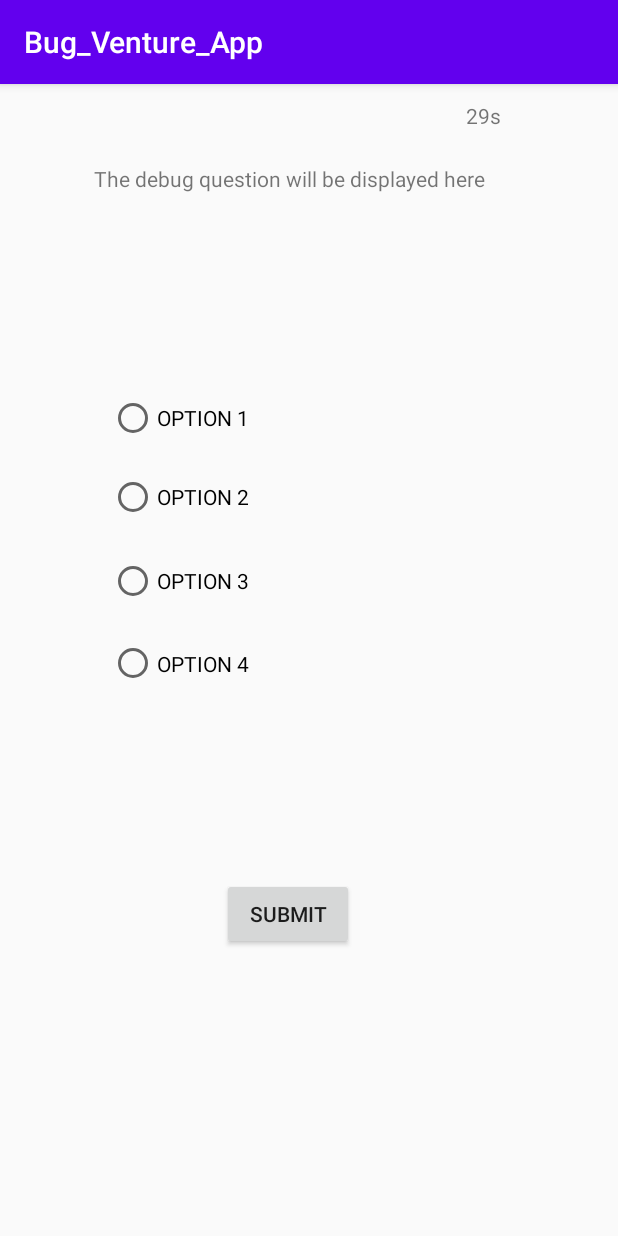
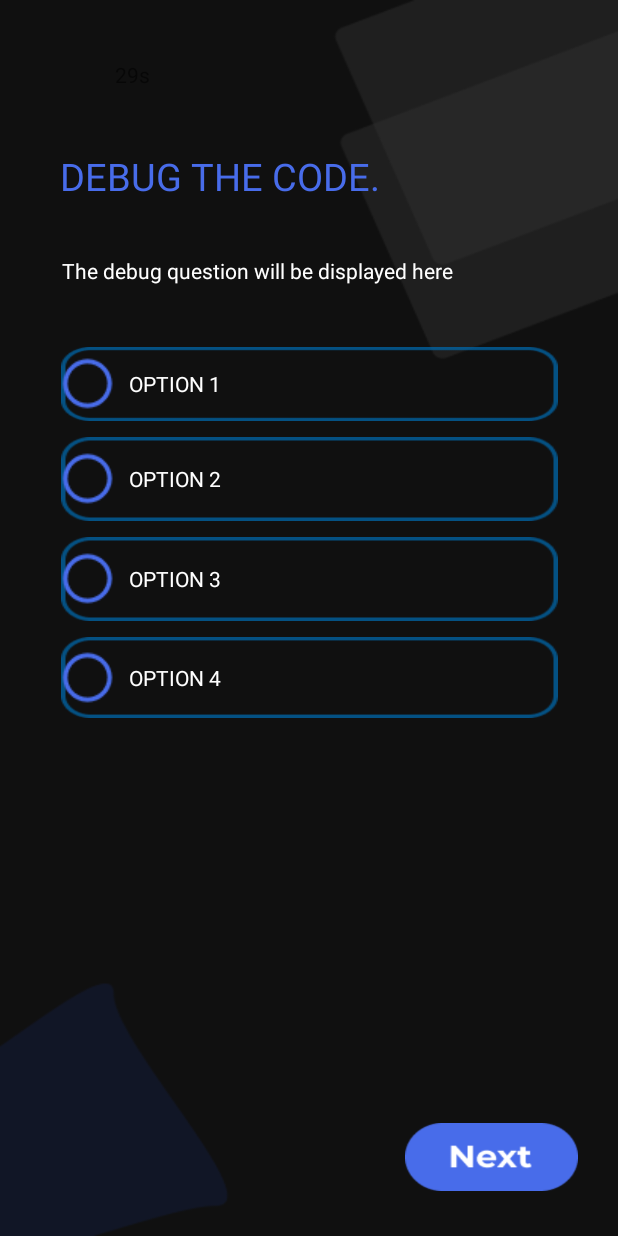
Before and after one commit to MFC-VIT/Bug-Venture-Quiz-App, an Android app: the screen it shows after launch once a user with an empty profile is signed in (Debug_question), after a tap on an icon or button, on a phone screen of 412 x 824 dp. Run offline under Robolectric (Android 15) with nearby library versions, the phone set to English and light mode, and no system bars; our stand-ins replace Firebase (no records; nobody signed in at launch, a user with empty details on screens opened directly).

Commit message:
changes in debug java

```diff
--- a/Bug_Venture_App/app/src/main/AndroidManifest.xml
+++ b/Bug_Venture_App/app/src/main/AndroidManifest.xml
@@ -9,7 +9,8 @@
         android:roundIcon="@mipmap/ic_launcher_round"
         android:supportsRtl="true"
         android:theme="@style/AppTheme">
-        <activity android:name=".Time_up"></activity>
+        <activity android:name=".Wrong_debug_ans"></activity>
+        <activity android:name=".Time_up" />
         <activity android:name=".Debug_question" />
         <activity android:name=".Situation_Ques" />
         <activity android:name=".Main4Activity" />
--- a/Bug_Venture_App/app/src/main/java/com/example/bug_venture_app/Debug_question.java
+++ b/Bug_Venture_App/app/src/main/java/com/example/bug_venture_app/Debug_question.java
@@ -15,14 +15,21 @@ import android.widget.RadioButton;
 import android.widget.TextView;
 import android.widget.Toast;
 
+import java.util.Collections;
+import java.util.List;
 import java.util.Random;
 
 public class Debug_question extends AppCompatActivity {
 
     Button next;
-    TextView textView2;
+    TextView textView2, question;
     RadioButton rd5, rd6, rd7, rd8;
-    String temp;
+    String temp, select;
+    List<QuizQuestion> list;
+    int qid = 0;
+    CountDownTimer countDownTimer;
+    QuizQuestion current_question;
+    Question_Helper question_helper;
 
     @RequiresApi(api = Build.VERSION_CODES.N)
 
@@ -38,17 +45,40 @@ public class Debug_question extends AppCompatActivity {
         rd6 = (RadioButton) findViewById(R.id.radioButton6);
         rd7 = (RadioButton) findViewById(R.id.radioButton7);
         rd8 = (RadioButton) findViewById(R.id.radioButton8);
+        question = (TextView) findViewById(R.id.textView7);
+
+        question_helper = new Question_Helper(this);
+        question_helper.getWritableDatabase();
+
+        if(question_helper.getAllOfTheQuestions().size() == 0) {
+            question_helper.allQuestion();
+        }
+        if(qid == 0) {
+            list = question_helper.getAllOfTheQuestions();
+            Collections.shuffle(list);
+        }
+
+
+        current_question = list.get(qid);
 
         temp = "";
 
         next.setOnClickListener(new View.OnClickListener() {
             @Override
             public void onClick(View v) {
-                Intent intent = new Intent(Debug_question.this, Situation_Ques.class);
-                startActivity(intent);
+                if(select.equals(current_question.getAnswer())) {
+                    Intent intent = new Intent(Debug_question.this, Situation_Ques.class);
+                    qid = qid + 1;
+                    startActivity(intent);
+                }
+                else {
+                    Intent intent = new Intent(Debug_question.this, Wrong_debug_ans.class);
+                    startActivity(intent);
+                }
+
             }
         });
-        new CountDownTimer(30500,1000) {
+        countDownTimer = new CountDownTimer(30500,1000) {
             @Override
             public void onTick(long l) {
                 if(l/1000<(long)11){
@@ -106,21 +136,28 @@ public class Debug_question extends AppCompatActivity {
         switch (view.getId()){
             case R.id.radioButton5:
                 if(checked)
-                    rd5.setTextColor(Color.GREEN);
+                    select = rd5.getText().toString();
                 break;
             case R.id.radioButton6:
                 if(checked)
-                    rd6.setTextColor(Color.GREEN);
+                    select = rd6.getText().toString();
                 break;
             case R.id.radioButton7:
                 if(checked)
-                    rd7.setTextColor(Color.GREEN);
+                    select = rd7.getText().toString();
                 break;
             case R.id.radioButton8:
                 if(checked)
-                    rd8.setTextColor(Color.GREEN);
+                    select = rd8.getText().toString();
                 break;
         }
+    }
 
+    public void updateQueAndOptions() {
+        question.setText(current_question.getQuestion());
+        rd5.setText(current_question.getOptA());
+        rd6.setText(current_question.getOptB());
+        rd7.setText(current_question.getOptC());
+        rd8.setText(current_question.getOptD());
     }
 }
--- a/Bug_Venture_App/app/src/main/java/com/example/bug_venture_app/Question_Helper.java
+++ b/Bug_Venture_App/app/src/main/java/com/example/bug_venture_app/Question_Helper.java
@@ -1,4 +1,110 @@
 package com.example.bug_venture_app;
 
-public abstract class Question_Helper {
+import android.content.ContentValues;
+import android.content.Context;
+import android.database.Cursor;
+import android.database.sqlite.SQLiteDatabase;
+import android.database.sqlite.SQLiteOpenHelper;
+
+import java.util.ArrayList;
+import java.util.List;
+
+public class Question_Helper extends SQLiteOpenHelper{
+
+    private Context context;
+    private static final String DB_NAME = "Quiz.db";
+    private static final int DB_VERSION = 3;
+    private static final String TABLE_NAME = "Quiz_Questions";
+    private static final String UID = "_UID";
+    private static final String QUESTION = "QUESTION";
+    private static final String OPTA = "OPTA";
+    private static final String OPTB = "OPTB";
+    private static final String OPTC = "OPTC";
+    private static final String OPTD = "OPTD";
+    private static final String ANSWER = "ANSWER";
+
+    private static final String CREATE_TABLE = "CREATE TABLE " + TABLE_NAME + " ( " + UID + " INTEGER PRIMARY KEY AUTOINCREMENT , " + QUESTION + " VARCHAR(255), " + OPTA + " VARCHAR(255), " + OPTB + " VARCHAR(255), " + OPTC + " VARCHAR(255), " + OPTD + " VARCHAR(255), " + ANSWER + " VARCHAR(255));";
+    private static final String DROP_TABLE = "DROP TABLE IF EXISTS " + TABLE_NAME;
+
+    Question_Helper(Context context) {
+        super(context, DB_NAME, null, DB_VERSION);
+        this.context = context;
+    }
+
+    @Override
+    public void onCreate(SQLiteDatabase sqLiteDatabase) {
+        sqLiteDatabase.execSQL(CREATE_TABLE);
+    }
+
+    @Override
+    public void onUpgrade(SQLiteDatabase sqLiteDatabase, int i, int j) {
+        sqLiteDatabase.execSQL(DROP_TABLE);
+        onCreate(sqLiteDatabase);
+    }
+
+    void allQuestion() {
+        ArrayList<QuizQuestion> arraylist = new ArrayList<>();
+
+        arraylist.add(new QuizQuestion("Galileo was an Italian astronomer who developed?", "Telescope", "Airoplane", "Electricity", "Train", "Telescope"));
+
+        arraylist.add(new QuizQuestion("Who is the father of Geometry ?", "Aristotle", "Euclid", "Pythagoras", "Kepler", "Euclid"));
+
+        arraylist.add(new QuizQuestion("Who was known as Iron man of India ?", "Govind Ballabh Pant", "Jawaharlal Nehru", "Subhash Chandra Bose", "Sardar Vallabhbhai Patel", "Sardar Vallabhbhai Patel"));
+
+        arraylist.add(new QuizQuestion("The first woman in space was ?", "Valentina Tereshkova", "Sally Ride", "Naidia Comenci", "Tamara Press", "Valentina Tereshkova"));
+
+        arraylist.add(new QuizQuestion("Who is the Flying Sikh of India ?", "Mohinder Singh", "Joginder Singh", "Ajit Pal Singh", "Milkha singh", "Milkha singh"));
+
+        arraylist.add(new QuizQuestion("The Indian to beat the computers in mathematical wizardry is", "Ramanujam", "Rina Panigrahi", "Raja Ramanna", "Shakunthala Devi", "Shakunthala Devi"));
+
+        this.addAllQuestions(arraylist);
+    }
+
+    private void addAllQuestions(ArrayList<QuizQuestion> allQuestions) {
+        SQLiteDatabase db = this.getWritableDatabase();
+        db.beginTransaction();
+        try {
+            ContentValues values = new ContentValues();
+            for(QuizQuestion question : allQuestions) {
+                values.put(QUESTION, question.getQuestion());
+                values.put(OPTA, question.getOptA());
+                values.put(OPTB, question.getOptB());
+                values.put(OPTC, question.getOptC());
+                values.put(OPTD, question.getOptD());
+                values.put(ANSWER, question.getAnswer());
+                db.insert(TABLE_NAME, null, values);
+            }
+            db.setTransactionSuccessful();
+        } finally {
+            db.endTransaction();
+            db.close();
+        }
+    }
+
+    List<QuizQuestion> getAllOfTheQuestions() {
+
+        List<QuizQuestion> questionList = new ArrayList<>();
+        SQLiteDatabase db = this.getWritableDatabase();
+        db.beginTransaction();
+        String column[] = {UID, QUESTION, OPTA, OPTB, OPTC, OPTD, ANSWER};
+        Cursor cursor = db.query(TABLE_NAME, column, null, null, null, null, null);
+
+        while (cursor.moveToNext()) {
+            QuizQuestion question = new QuizQuestion();
+            question.setId(cursor.getInt(0));
+            question.setQuestion(cursor.getString(1));
+            question.setOptA(cursor.getString(2));
+            question.setOptB(cursor.getString(3));
+            question.setOptC(cursor.getString(4));
+            question.setOptD(cursor.getString(5));
+            question.setAnswer(cursor.getString(6));
+            questionList.add(question);
+        }
+
+        db.setTransactionSuccessful();
+        db.endTransaction();
+        cursor.close();
+        db.close();
+        return questionList;
+    }
 }
--- a/Bug_Venture_App/app/src/main/java/com/example/bug_venture_app/QuizQuestion.java
+++ b/Bug_Venture_App/app/src/main/java/com/example/bug_venture_app/QuizQuestion.java
@@ -2,7 +2,7 @@ package com.example.bug_venture_app;
 
 import android.app.Activity;
 
-public abstract class QuizQuestion extends Activity{
+public class QuizQuestion extends Activity{
     private int id;
     private String question;
     private String opt_a;
--- a/Bug_Venture_App/app/src/main/java/com/example/bug_venture_app/Wrong_debug_ans.java
+++ b/Bug_Venture_App/app/src/main/java/com/example/bug_venture_app/Wrong_debug_ans.java
@@ -1,6 +1,7 @@
 package com.example.bug_venture_app;
 
 import androidx.appcompat.app.AppCompatActivity;
+
 import android.os.Bundle;
 
 public class Wrong_debug_ans extends AppCompatActivity {
--- a/Bug_Venture_App/app/src/main/res/layout/activity_debug_question.xml
+++ b/Bug_Venture_App/app/src/main/res/layout/activity_debug_question.xml
@@ -3,72 +3,113 @@
     xmlns:app="http://schemas.android.com/apk/res-auto"
     xmlns:tools="http://schemas.android.com/tools"
     android:layout_width="match_parent"
-    android:layout_height="match_parent">
+    android:layout_height="match_parent"
+    android:background="@drawable/login_back">
 
     <TextView
         android:id="@+id/textView7"
-        android:layout_width="276dp"
-        android:layout_height="97dp"
-        android:layout_marginTop="53dp"
-        android:layout_marginEnd="73dp"
+        android:layout_width="wrap_content"
+        android:layout_height="wrap_content"
+        android:layout_marginTop="36dp"
         android:text="@string/debug_ques"
+        android:textColor="@android:color/white"
         app:layout_constraintEnd_toEndOf="parent"
-        app:layout_constraintTop_toTopOf="parent" />
+        app:layout_constraintHorizontal_bias="0.274"
+        app:layout_constraintStart_toStartOf="parent"
+        app:layout_constraintTop_toBottomOf="@+id/textView" />
 
     <RadioGroup
         android:id="@+id/radioGroup"
-        android:layout_width="266dp"
-        android:layout_height="300dp"
-        android:layout_marginTop="47dp"
-        android:layout_marginEnd="73dp"
+        android:layout_width="wrap_content"
+        android:layout_height="wrap_content"
+        android:layout_marginTop="36dp"
         app:layout_constraintEnd_toEndOf="parent"
+        app:layout_constraintStart_toStartOf="parent"
         app:layout_constraintTop_toBottomOf="@+id/textView7">
 
         <RadioButton
             android:id="@+id/radioButton5"
+            style="@style/radio_button_style"
             android:layout_width="match_parent"
             android:layout_height="49dp"
+            android:layout_margin="5dp"
+            android:background="@drawable/debug_option_background"
+            android:button="@drawable/option_circle"
             android:onClick="on_click"
+            android:padding="10dp"
             android:text="@string/option_1" />
 
         <RadioButton
             android:id="@+id/radioButton6"
+            style="@style/radio_button_style"
             android:layout_width="match_parent"
             android:layout_height="56dp"
+            android:layout_margin="5dp"
+            android:background="@drawable/debug_option_background"
+            android:button="@drawable/option_circle"
             android:onClick="on_click"
+            android:padding="10dp"
             android:text="@string/option_2" />
 
         <RadioButton
             android:id="@+id/radioButton7"
+            style="@style/radio_button_style"
             android:layout_width="match_parent"
             android:layout_height="56dp"
+            android:layout_margin="5dp"
+            android:background="@drawable/debug_option_background"
+            android:button="@drawable/option_circle"
             android:onClick="on_click"
+            android:padding="10dp"
             android:text="@string/option_3" />
 
         <RadioButton
             android:id="@+id/radioButton8"
+            style="@style/radio_button_style"
             android:layout_width="match_parent"
             android:layout_height="54dp"
+            android:layout_margin="5dp"
+            android:background="@drawable/debug_option_background"
+            android:button="@drawable/option_circle"
             android:onClick="on_click"
+            android:padding="10dp"
             android:text="@string/option_4" />
     </RadioGroup>
 
     <Button
         android:id="@+id/button6"
-        android:layout_width="wrap_content"
-        android:layout_height="wrap_content"
-        android:layout_marginTop="31dp"
-        android:layout_marginEnd="176dp"
-        android:text="@string/submit_button"
+        style="@style/next"
+        android:layout_width="115dp"
+        android:layout_height="45dp"
+        android:layout_marginEnd="10dp"
+        android:layout_marginBottom="30dp"
+        android:background="@drawable/next_button"
+        android:textSize="20sp"
+        android:textStyle="bold"
+        app:layout_constraintBottom_toBottomOf="parent"
         app:layout_constraintEnd_toEndOf="parent"
-        app:layout_constraintTop_toBottomOf="@+id/radioGroup" />
+        app:layout_constraintHorizontal_bias="0.942"
+        app:layout_constraintStart_toStartOf="parent" />
 
     <TextView
         android:id="@+id/time_deb"
         android:layout_width="79dp"
         android:layout_height="31dp"
-        android:layout_marginTop="11dp"
-        android:layout_marginEnd="22dp"
+        android:layout_marginTop="40dp"
+        android:layout_marginEnd="256dp"
         app:layout_constraintEnd_toEndOf="parent"
         app:layout_constraintTop_toTopOf="parent" />
+
+    <TextView
+        android:id="@+id/textView"
+        android:layout_width="wrap_content"
+        android:layout_height="wrap_content"
+        android:layout_marginTop="100dp"
+        android:text="@string/debugcodeheading"
+        android:textColor="#486CEA"
+        android:textSize="25sp"
+        app:layout_constraintEnd_toEndOf="parent"
+        app:layout_constraintHorizontal_bias="0.203"
+        app:layout_constraintStart_toStartOf="parent"
+        app:layout_constraintTop_toTopOf="parent" />
 </androidx.constraintlayout.widget.ConstraintLayout>
--- a/Bug_Venture_App/app/src/main/res/layout/activity_wrong_debug_ans.xml
+++ b/Bug_Venture_App/app/src/main/res/layout/activity_wrong_debug_ans.xml
@@ -1,8 +1,7 @@
 <?xml version="1.0" encoding="utf-8"?>
-<androidx.constraintlayout.widget.ConstraintLayout
-    xmlns:android="http://schemas.android.com/apk/res/android"
+<androidx.constraintlayout.widget.ConstraintLayout xmlns:android="http://schemas.android.com/apk/res/android"
+    xmlns:app="http://schemas.android.com/apk/res-auto"
     xmlns:tools="http://schemas.android.com/tools"
-    xmlns:app="http://schemas.android.com/apk/res-auto"
     android:layout_width="match_parent"
     android:layout_height="match_parent"
     tools:context=".Wrong_debug_ans">
--- a/Bug_Venture_App/app/src/main/res/values/strings.xml
+++ b/Bug_Venture_App/app/src/main/res/values/strings.xml
@@ -23,5 +23,10 @@
     <string name="bug_image">This is the bug image.</string>
     <string name="bug_venture">The written bug venture.</string>
     <string name="mfc_l">The MFC String</string>
+    <string name="next_button">Next</string>
+    <string name="debugcodeheading">DEBUG THE CODE.</string>
+    <string name="yes">Yes</string>
+    <string name="no">No</string>
+    <string name="situation_string_">WHAT WOULD YOU DO?</string>
 
 </resources>
--- a/Bug_Venture_App/app/src/main/res/values/styles.xml
+++ b/Bug_Venture_App/app/src/main/res/values/styles.xml
@@ -1,11 +1,47 @@
 <resources>
 
     <!-- Base application theme. -->
-    <style name="AppTheme" parent="Theme.AppCompat.Light.DarkActionBar">
+    <style name="AppTheme" parent="Theme.AppCompat.Light.NoActionBar">
         <!-- Customize your theme here. -->
         <item name="colorPrimary">@color/colorPrimary</item>
         <item name="colorPrimaryDark">@color/colorPrimaryDark</item>
         <item name="colorAccent">@color/colorAccent</item>
     </style>
 
+    <style name="next">
+
+        <item name="android:textSize">
+            30sp
+        </item>
+
+        <item name="android:textColor">
+            #FFFFFF
+        </item>
+
+    </style>
+
+    <style name="radio_button_style">
+
+        <item name="android:textColor">
+            #FFFFFF
+        </item>
+
+        <item name="android:background">
+            #00000000
+        </item>
+
+    </style>
+
+    <style name="what_would_">
+
+        <item name="android:textSize">
+            25sp
+        </item>
+
+        <item name="android:textColor">
+            #E85B09
+        </item>
+
+    </style>
+
 </resources>
```
Also changed, not shown: Bug_Venture_App/app/src/main/java/com/example/bug_venture_app/Situation_Ques.java (+5 -17 lines), Bug_Venture_App/app/src/main/res/layout/activity_situation__ques.xml (+72 -36 lines), 1 other file.
